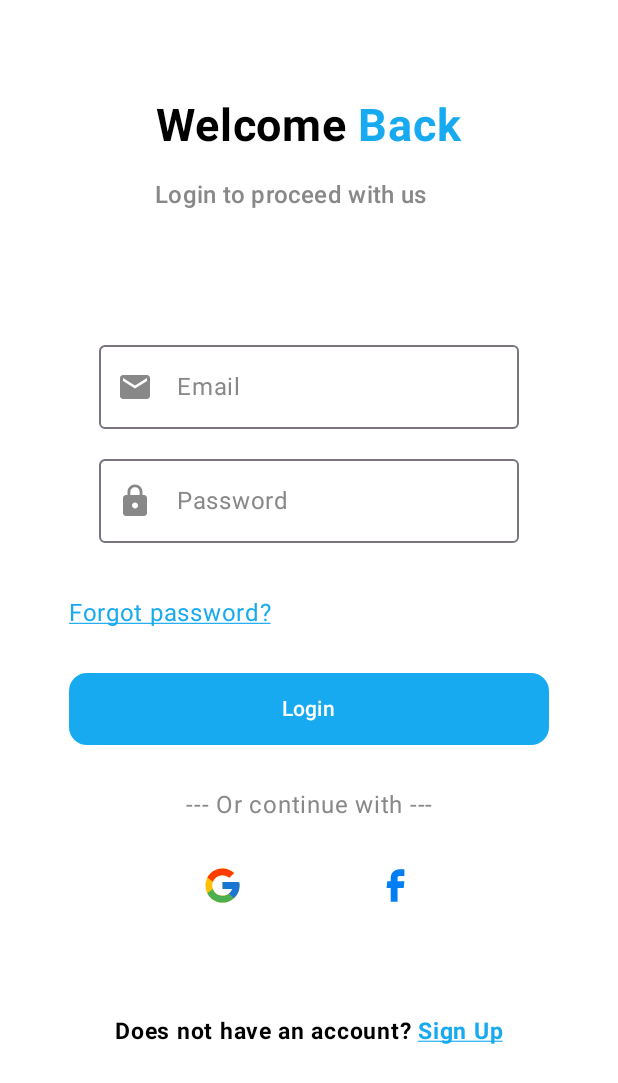
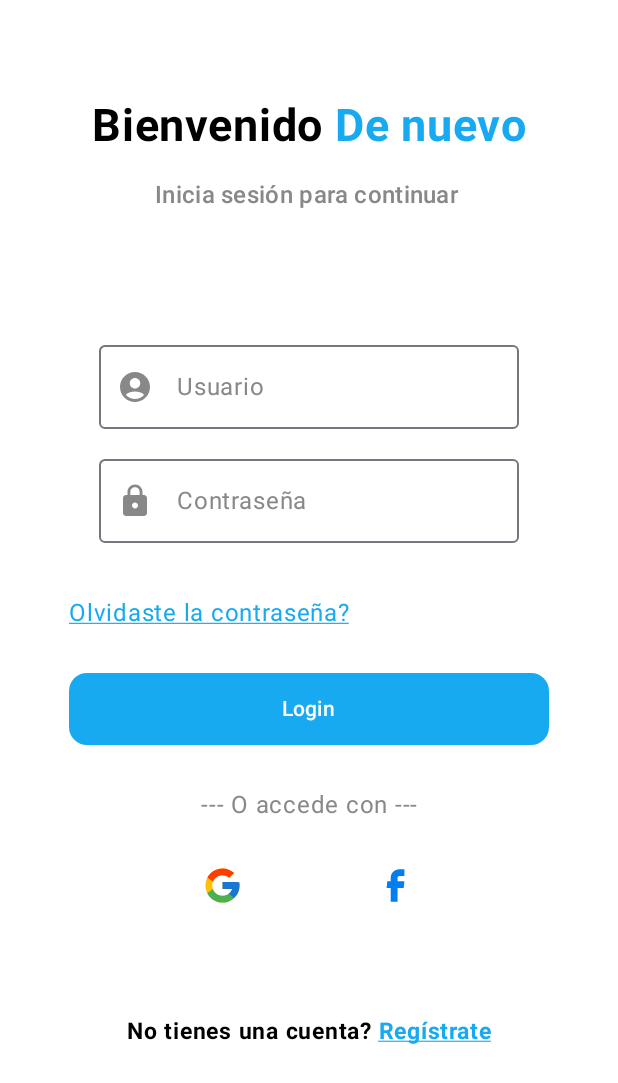
Before and after one commit to AngelMascarell/CollectorhubKotlin, an Android app built with Jetpack Compose: the screen it shows after launch (MainActivity), after a tap on "Login", on a phone screen of 412 x 824 dp. Shown: the top 1083 px of the screen. Run offline under Robolectric (Android 15) with nearby library versions, the phone set to English and light mode, and no system bars; our stand-ins replace Dagger/Hilt's generated code, livedata-compose; 2 statements that could not run were skipped.

Commit message:
fix HomeScreen, login and sign up design

```diff
--- a/app/src/main/java/com/angelmascarell/collectorhub/ui/view/SignInScreen.kt
+++ b/app/src/main/java/com/angelmascarell/collectorhub/ui/view/SignInScreen.kt
@@ -84,7 +84,7 @@ fun HeaderSignIn() {
                         fontWeight = FontWeight.Bold, color = MaterialTheme.colorScheme.onBackground
                     )
                 ) {
-                    append("Welcome ")
+                    append("Bienvenido ")
                 }
                 withStyle(
                     style = SpanStyle(
@@ -92,13 +92,13 @@ fun HeaderSignIn() {
                         color = MyUltraBlue
                     )
                 ) {
-                    append("Back")
+                    append("De nuevo")
                 }
             },
             fontSize = 30.sp
         )
         Text(
-            text = "Login to proceed with us",
+            text = "Inicia sesión para continuar",
             style = MaterialTheme.typography.titleMedium,
             modifier = Modifier
                 .fillMaxWidth()
@@ -121,7 +121,7 @@ fun BodySignIn(navController: NavController, signInViewModel: SignInViewModel =
         val username by signInViewModel.username.observeAsState("")
         val password by signInViewModel.password.observeAsState("")
 
-        EmailTextField(value = username) {
+        UsernameTextField(value = username) {
             signInViewModel.onSignInChanged(username = it, password = password)
         }
         PasswordTextField(value = password) {
@@ -138,7 +138,7 @@ fun BodySignIn(navController: NavController, signInViewModel: SignInViewModel =
                         color = MyUltraBlue
                     )
                 ) {
-                    append("Forgot password?")
+                    append("Olvidaste la contraseña?")
                 }
             },
             modifier = Modifier
@@ -156,14 +156,14 @@ fun BodySignIn(navController: NavController, signInViewModel: SignInViewModel =
                 if (loginResult) {
                     navController.navigate(Routes.HomeScreenRoute.route)
                 } else {
-                    Toast.makeText(context, "Invalid credentials", Toast.LENGTH_SHORT).show()
+                    Toast.makeText(context, "Usuario o contraseña no válido", Toast.LENGTH_SHORT).show()
                 }
             }
 
         }
 
         Text(
-            text = "--- Or continue with ---",
+            text = "--- O accede con ---",
             color = Color.Gray,
             modifier = Modifier
                 .fillMaxWidth()
@@ -201,7 +201,7 @@ fun FooterSignIn(navController: NavController) {
                         fontSize = 15.sp
                     )
                 ) {
-                    append("Does not have an account? ")
+                    append("No tienes una cuenta? ")
                 }
                 withStyle(
                     style = SpanStyle(
@@ -209,7 +209,7 @@ fun FooterSignIn(navController: NavController) {
                         color = MyUltraBlue, fontWeight = FontWeight.Bold, fontSize = 15.sp
                     )
                 ) {
-                    append("Sign Up")
+                    append("Regístrate")
                 }
             },
             modifier = Modifier.clickable { navController.navigate(Routes.SignUpScreenRoute.route) }
@@ -239,7 +239,7 @@ fun EmailTextField(value: String, onTextChanged: (String) -> Unit) {
 fun UsernameTextField(value: String, onTextChanged: (String) -> Unit) {
     MyBasicTextField(
         value = value,
-        label = "Email",
+        label = "Usuario",
         onTextChanged = onTextChanged,
         imageVector = Icons.Default.AccountCircle
     )
@@ -249,7 +249,7 @@ fun UsernameTextField(value: String, onTextChanged: (String) -> Unit) {
 fun PasswordTextField(value: String, onTextChanged: (String) -> Unit) {
     MyBasicTextField(
         value = value,
-        label = "Password",
+        label = "Contraseña",
         onTextChanged = onTextChanged,
         imageVector = Icons.Default.Lock,
         password = true
```
Also changed, not shown: app/src/main/java/com/angelmascarell/collectorhub/ui/view/HomeScreen.kt (+2 -6 lines), app/src/main/java/com/angelmascarell/collectorhub/ui/view/SignUpScreen.kt (+10 -10 lines).
